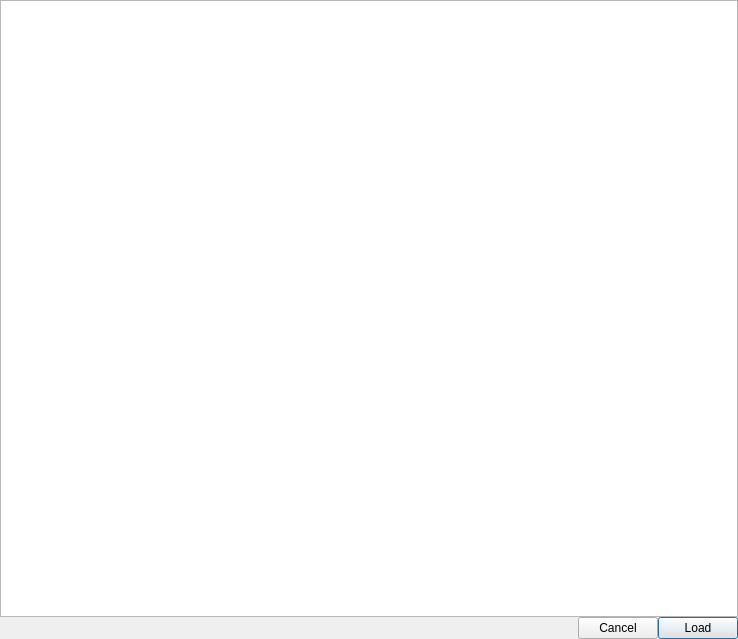
Qt form Source/Applications/IMFViewer/Dialogs/UI_Files/LoadHDF5FileDialog.ui (BlueQuartzSoftware/IMFViewer) before a commit.
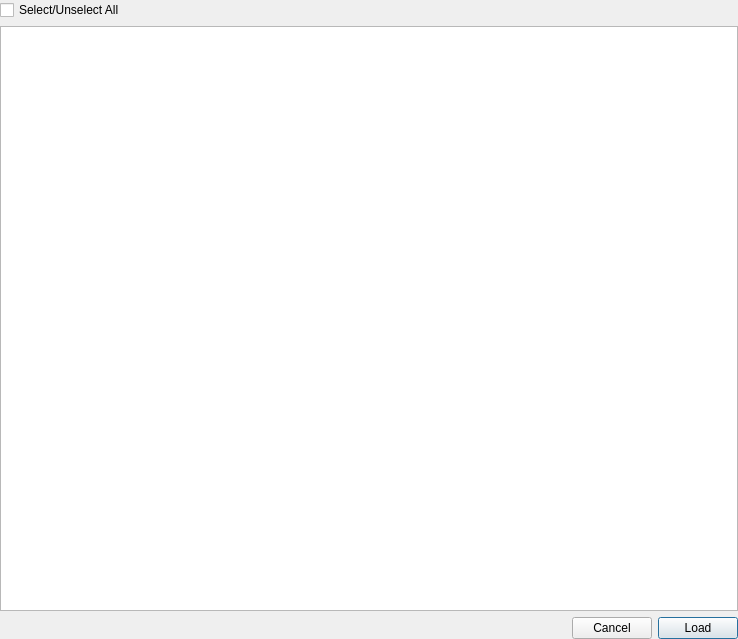
The same form after that commit.

Commit message: Removed "Data Containers" item at the top level of the tree and made an actual "Select/Unselect All" checkbox instead that is outside the tree view.

```diff
--- a/Source/Applications/IMFViewer/Dialogs/UI_Files/LoadHDF5FileDialog.ui
+++ b/Source/Applications/IMFViewer/Dialogs/UI_Files/LoadHDF5FileDialog.ui
@@ -13,7 +13,7 @@
   <property name="windowTitle">
    <string>Load HDF5 Data</string>
   </property>
-  <layout class="QGridLayout" name="gridLayout">
+  <layout class="QVBoxLayout" name="verticalLayout">
    <property name="leftMargin">
     <number>0</number>
    </property>
@@ -26,10 +26,17 @@
    <property name="bottomMargin">
     <number>0</number>
    </property>
-   <property name="verticalSpacing">
-    <number>0</number>
-   </property>
-   <item row="0" column="0">
+   <item>
+    <widget class="QCheckBox" name="selectAllCB">
+     <property name="text">
+      <string>Select/Unselect All</string>
+     </property>
+     <property name="tristate">
+      <bool>true</bool>
+     </property>
+    </widget>
+   </item>
+   <item>
     <widget class="QTreeView" name="treeView">
      <property name="alternatingRowColors">
       <bool>true</bool>
@@ -39,7 +46,7 @@
      </attribute>
     </widget>
    </item>
-   <item row="1" column="0">
+   <item>
     <layout class="QHBoxLayout" name="horizontalLayout">
      <property name="rightMargin">
       <number>0</number>
```
The commit also changes 5 other files.
